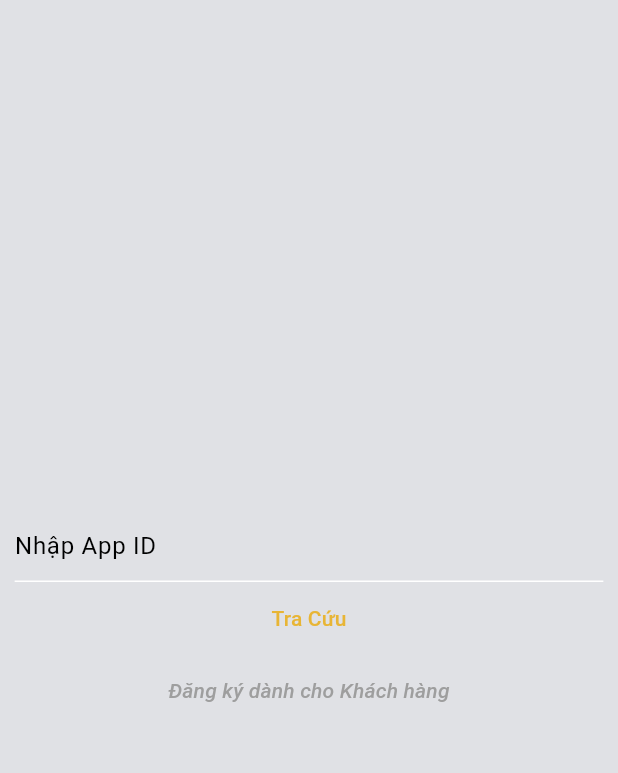
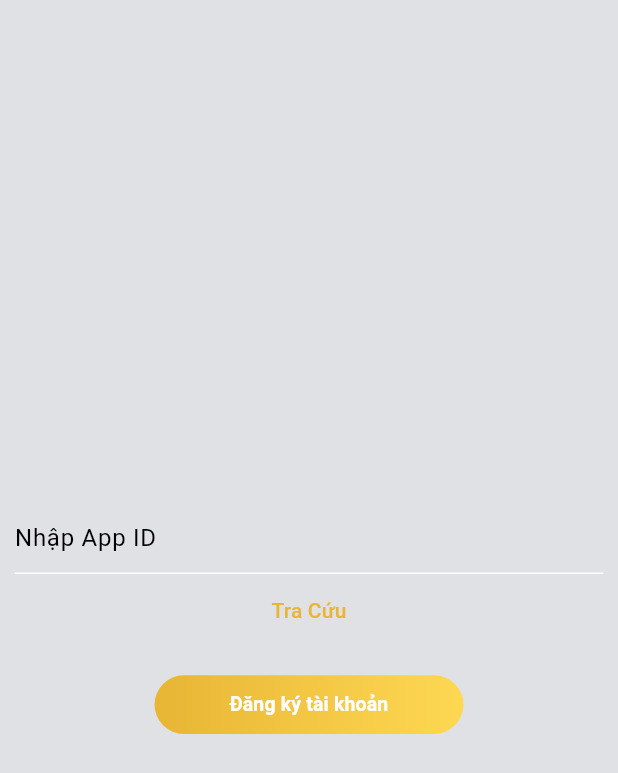
Before and after one commit to KeriBoss/keri_stock_app, a Flutter app: the screen it shows after launch, on a phone screen of 412 x 824 dp. Shown: the top 773 px of the screen. Run offline on Flutter 3.47's test engine with Material 3 defaults, Android fonts, the phone set to English and light mode, and no system bars; our stand-ins replace auto_route, bloc, cloud_firestore, dio, dropdown_textfield, either_dart and 8 more; missing offline and left inert: curl_logger_dio_interceptor, flutter_app_badger, flutter_webview_pro; accounts and stored records are empty; Roboto replaces fonts that are missing (Be Vietnam Pro); statements that could not run were skipped.

```diff
--- a/lib/data/repositories/authorization_repository.dart
+++ b/lib/data/repositories/authorization_repository.dart
@@ -23,7 +23,7 @@ class AuthorizationRepository {
 
       final response = await NetworkService.get(
         queryParam: {
-          'tablename': DatabaseTableEnum.tbl_users.name,
+          'tablename': DatabaseTableEnum.tbl_yume_nhanvien.name,
           'fieldname': 'phonenumber',
           'fieldvalue': phoneNumber,
           'fieldname': 'password',
@@ -73,7 +73,7 @@ class AuthorizationRepository {
 
     try {
       Map<String, dynamic> requestParam = {
-        'tablename': DatabaseTableEnum.tbl_users.name,
+        'tablename': DatabaseTableEnum.tbl_yume_nhanvien.name,
         DatabaseActionEnum.submitnew.name: DatabaseActionEnum.submitnew.name,
       }..addAll(newUser.toJson());
 
--- a/lib/data/static/enum/database_table_enum.dart
+++ b/lib/data/static/enum/database_table_enum.dart
@@ -1,5 +1,5 @@
 enum DatabaseTableEnum {
-  tbl_users,
+  tbl_yume_nhanvien,
 }
 
 enum DatabaseActionEnum {
--- a/lib/main.dart
+++ b/lib/main.dart
@@ -43,8 +43,7 @@ final dumpMessageMap = {
   "notification": {
     "title": "Title of Notification",
     "body": "Body of Notification",
-    "click_action":
-        "FLUTTER_NOTIFICATION_CLICK" // Optional: Specify the action when the user taps on the notification
+    "click_action": "FLUTTER_NOTIFICATION_CLICK",
   },
   "data": {
     "link1": "/index.php?option=com_user&dsjlfkjsdflk=10",
--- a/lib/services/network_service.dart
+++ b/lib/services/network_service.dart
@@ -5,7 +5,7 @@ import 'package:stock_market_project/core/failure/failure.dart';
 import 'package:stock_market_project/main.dart';
 
 class NetworkService {
-  static const String domain = 'http://34.67.65.197:8080/api_chungkhoan/api';
+  static const String domain = 'http://34.67.65.197:8080/chungkhoan/api';
 
   static Map<String, String> headers = {'Content-Type': 'application/json'};
 
--- a/lib/views/screens/input_app_id_screen.dart
+++ b/lib/views/screens/input_app_id_screen.dart
@@ -7,6 +7,7 @@ import 'package:stock_market_project/data/static/enum/local_storage_enum.dart';
 import 'package:stock_market_project/services/local_storage_service.dart';
 import 'package:stock_market_project/views/screens/register_screen.dart';
 import 'package:stock_market_project/views/screens/webview_screen.dart';
+import 'package:stock_market_project/views/widgets/gradient_button.dart';
 
 import '../../bloc/webview/webview_bloc.dart';
 import '../../core/router/app_router_config.dart';
@@ -30,7 +31,7 @@ class _InputAppIdScreenState extends State<InputAppIdScreen> {
     );
   }
 
-  Future<void> setupInteractedMessage() async {
+  Future<void> _setupInteractedMessage() async {
     // Get any messages which caused the application to open from
     // a terminated state.
     RemoteMessage? initialMessage =
@@ -66,9 +67,7 @@ class _InputAppIdScreenState extends State<InputAppIdScreen> {
       if (currentCode != null && currentCode.isNotEmpty) {
         context.router.pushWidget(
           WebViewScreen(
-            code: codeController.text.isNotEmpty
-                ? codeController.text
-                : currentCode,
+            code: currentCode,
           ),
         );
       }
@@ -76,7 +75,7 @@ class _InputAppIdScreenState extends State<InputAppIdScreen> {
 
     super.initState();
 
-    setupInteractedMessage();
+    _setupInteractedMessage();
   }
 
   @override
@@ -117,19 +116,16 @@ class _InputAppIdScreenState extends State<InputAppIdScreen> {
                     },
                     child: const Text('Tra Cứu'),
                   ),
-                  TextButton(
-                    onPressed: () => context.router.pushWidget(
+                  GradientElevatedButton(
+                    text: 'Đăng ký tài khoản',
+                    onPress: () => context.router.pushWidget(
                       const RegisterScreen(
                         isShipper: false,
                       ),
                     ),
-                    child: const Text(
-                      'Đăng ký dành cho Khách hàng',
-                      style: TextStyle(
-                        color: Colors.grey,
-                        fontStyle: FontStyle.italic,
-                      ),
-                    ),
+                    buttonMargin: EdgeInsets.only(top: 20.height),
+                    buttonHeight: 40.height,
+                    buttonWidth: MediaQuery.of(context).size.width / 2,
                   ),
                 ],
               )),
```
Also changed, not shown: lib/views/screens/webview_screen.dart (+12 -9 lines), 3 other files.
